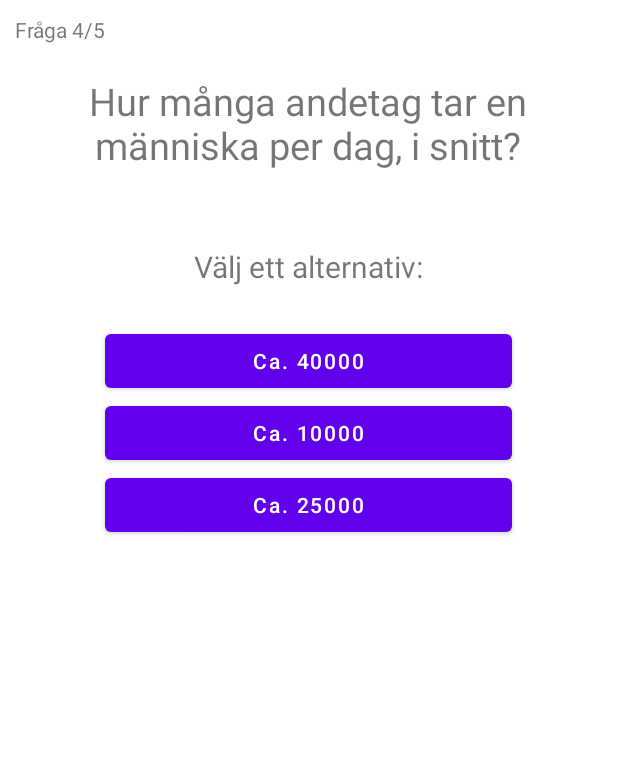
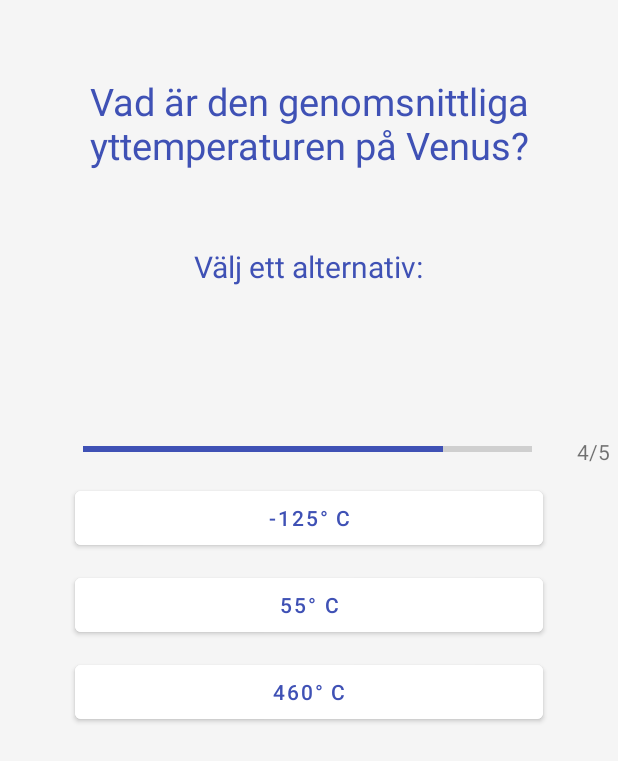
Before and after one commit to HenrikSjoe/Quizzly, an Android app: the MixedActivity screen opened directly, with no data from a screen before it, after a tap on "Barbara Millicent Roberts", on a phone screen of 412 x 824 dp. Shown: the top 761 px of the screen. Run offline under Robolectric (Android 15) with nearby library versions, the phone set to English and light mode, and no system bars; 2 other taps on this screen came first.

Commit message:
removed repetitive code

```diff
--- a/app/src/main/AndroidManifest.xml
+++ b/app/src/main/AndroidManifest.xml
@@ -9,6 +9,9 @@
         android:roundIcon="@mipmap/ic_launcher_round"
         android:supportsRtl="true"
         android:theme="@style/Theme.Quizzly">
+        <activity
+            android:name=".FlagsActivity"
+            android:exported="true" />
         <activity
             android:name=".ResultActivity"
             android:exported="true" />
--- a/app/src/main/java/com/example/quizzly/MixedActivity.kt
+++ b/app/src/main/java/com/example/quizzly/MixedActivity.kt
@@ -4,6 +4,7 @@ import android.content.Intent
 import android.os.Bundle
 import android.util.Log
 import android.widget.Button
+import android.widget.ProgressBar
 import android.widget.TextView
 import androidx.appcompat.app.AppCompatActivity
 
@@ -14,16 +15,21 @@ class MixedActivity : AppCompatActivity() {
     lateinit var btn2: Button
     lateinit var btn3: Button
     lateinit var qNr: TextView
-    var nr = 1
+    var numOfQ = 0
+
     var correctAnswers = 0
     var questionsList = mutableListOf<Questions>()
-    var q1Answers = mutableListOf<Answer>()
+    lateinit var progressBar : ProgressBar
+
 
 
     override fun onCreate(savedInstanceState: Bundle?) {
         super.onCreate(savedInstanceState)
         setContentView(R.layout.activity_mixed)
         supportActionBar?.hide()
+
+
+        progressBar = findViewById(R.id.progressBar)
 
         setQuestion = findViewById(R.id.questionTextView)
 
@@ -43,18 +49,81 @@ class MixedActivity : AppCompatActivity() {
         startActivity(intent)
     }
 
+    fun shuffleQs() {
+        questionsList.shuffle()
+
+    }
+
+    fun setQs() {
+
+
+
+        progressBar.incrementProgressBy(20)
+
+
+
+        qNr.text = "${numOfQ+1}/5"
+
+        val question = questionsList[numOfQ]
+
+        question.answers.shuffle()
+
+        setQuestion.text = question.question
+
+        btn1.text = questionsList[numOfQ].answers[0].answer
+        btn2.text = questionsList[numOfQ].answers[1].answer//q1Answers[1].answer
+        btn3.text = questionsList[numOfQ].answers[2].answer//q1Answers[2].answer
+
+        btn1.setOnClickListener {
+            if (questionsList[numOfQ].answers[0].isCorrect) {
+                correctAnswers++}
+
+            numOfQ++
+
+                if (numOfQ == 5) {
+                    startResultActivity()
+                } else {
+                    setQs()
+                }
+            }
+
+
+        btn2.setOnClickListener() {
+
+            if (questionsList[numOfQ].answers[1].isCorrect) {
+                correctAnswers++}
+            numOfQ++
+
+                if (numOfQ == 5) {
+                    startResultActivity()
+                } else {
+                    setQs()
+                }
+            }
+
+
+        btn3.setOnClickListener() {
+
+            if (questionsList[numOfQ].answers[2].isCorrect) {
+                correctAnswers++
+            }
+            numOfQ ++
+            if (numOfQ == 5){
+                startResultActivity()
+            } else {
+                setQs()
+            }
+        }
+    }
+
+
+
         fun addQs() {
-
-        questionsList = mutableListOf<Questions>()
-
-        q1Answers = mutableListOf(
+            val q1Answers = mutableListOf(
                 Answer("Barbara Millicent Roberts", true),
                 Answer("Barbie McKen", false),
                 Answer("Barbie Doll", false)
             )
-
-        val q1 = Questions(1, "Vad heter Barbie?", q1Answers)
-        questionsList.add(q1)
 
             val q2Answers = mutableListOf(
                 Answer("Sålde begagnade möbler", true),
@@ -62,223 +131,71 @@ class MixedActivity : AppCompatActivity() {
                 Answer("Mångsysslare", false)
             )
 
-        val q2 = Questions(2, "Vad angav Al Capones visitkort att han jobbade med?", q2Answers)
-        questionsList.add(q2)
-
             val q3Answers = mutableListOf(
                 Answer("Ca. 25000", true),
                 Answer("Ca. 10000", false),
                 Answer("Ca. 40000", false)
             )
 
-        val q3 = Questions(3, "Hur många andetag tar en människa per dag, i snitt?", q3Answers)
-        questionsList.add(q3)
-
             val q4Answers = mutableListOf(
                 Answer("Fransk", true),
                 Answer("Belgisk", false),
                 Answer("Schweizisk", false)
             )
-
-        val q4 = Questions(4, "Vilken nationalitet hade konstnären Henri Matisse?", q4Answers)
-        questionsList.add(q4)
-
             val q5Answers = mutableListOf(
                 Answer("År 1206", true),
                 Answer("201 f.Kr", false),
                 Answer("År 301", false)
             )
 
-        val q5 = Questions(5, "Vilket år påbörjade Djinghis Khan sin erövring av Asien?", q5Answers)
-        questionsList.add(q5)
+            val q6Answers = mutableListOf(
+                Answer("Ag", true),
+                Answer("Au", false),
+                Answer("Si", false)
+            )
 
-    }
+            val q7Answers = mutableListOf(
+                Answer("3", true),
+                Answer("1", false),
+                Answer("2", false)
+            )
 
-    fun shuffleQs() {
-        questionsList.shuffle()
+            val q8Answers = mutableListOf(
+                Answer("460° C", true),
+                Answer("55° C", false),
+                Answer("-125° C", false)
+            )
 
-    }
+            val q9Answers = mutableListOf(
+                Answer("Ian Fleming", true),
+                Answer("George Lazenby", false),
+                Answer("John le Carré", false)
+            )
 
-    fun setQs() {
+            val q10Answers = mutableListOf(
+                Answer("50", true),
+                Answer("45", false),
+                Answer("47", false)
+            )
 
-        qNr.text = "Fråga $nr/5"
+            questionsList.add(Questions(1, "Vad är dockan, Barbies, fulla namn?", q1Answers))
 
-        val question = questionsList[0]
+            questionsList.add(Questions(2, "Vad angavs på Al Capones visitkort att han jobbade med?", q2Answers))
 
-        question.answers!!.shuffle()
+            questionsList.add(Questions(3, "Hur många andetag tar en människa per dag, i snitt?", q3Answers))
 
-        setQuestion.text = question.question
+            questionsList.add(Questions(4, "Vilken nationalitet hade konstnären Henri Matisse?", q4Answers))
 
-        btn1.text = questionsList[0].answers!![0].answer
-        btn2.text = questionsList[0].answers!![1].answer//q1Answers[1].answer
-        btn3.text = questionsList[0].answers!![2].answer//q1Answers[2].answer
+            questionsList.add(Questions(5,"Vilket år påbörjade Djinghis Khan sin erövring av Asien?", q5Answers))
 
-        btn1.setOnClickListener() {
-            Log.d("!!!", "${questionsList.size}")
-            if (questionsList[0].answers!![0].isCorrect) {
-                correctAnswers++
-            }
-            setQ2()
-        }
+            questionsList.add(Questions(6,"Vad är det kemiska tecknet för silver?", q6Answers))
 
-        btn2.setOnClickListener() {
-            if (questionsList[0].answers!![1].isCorrect) {
-                correctAnswers++
-            }
-            setQ2()
-        }
+            questionsList.add(Questions(7, "Hur många hjärtan har en bläckfisk?", q7Answers))
 
-        btn3.setOnClickListener() {
-            if (questionsList[0].answers!![2].isCorrect) {
-                correctAnswers++
-            }
-            setQ2()
+            questionsList.add(Questions(8, "Vad är den genomsnittliga yttemperaturen på Venus?", q8Answers))
+
+            questionsList.add(Questions(9, "Vem skrev böckerna om James Bond?", q9Answers))
+
+            questionsList.add(Questions(10, "Hur gammal blev Michael Jackson?", q10Answers))
         }
 }
-
-    fun setQ2() {
-        val question = questionsList[1]
-
-        nr++
-        qNr.text = "Fråga $nr/5"
-
-        question.answers!!.shuffle()
-
-        setQuestion.text = question.question
-
-        btn1.text = questionsList[1].answers!![0].answer
-        btn2.text = questionsList[1].answers!![1].answer//q1Answers[1].answer
-        btn3.text = questionsList[1].answers!![2].answer//q1Answers[2].answer
-
-        btn1.setOnClickListener() {
-            Log.d("!!!", "${questionsList.size}")
-            if (questionsList[1].answers!![0].isCorrect) {
-                correctAnswers++
-            }
-            setQ3()
-        }
-
-        btn2.setOnClickListener() {
-            if (questionsList[1].answers!![1].isCorrect) {
-                correctAnswers++
-            }
-            setQ3()
-        }
-
-        btn3.setOnClickListener() {
-            if (questionsList[1].answers!![2].isCorrect) {
-                correctAnswers++
-            }
-            setQ3()
-        }
-    }
-
-    fun setQ3() {
-        val question = questionsList[2]
-
-        nr++
-        qNr.text = "Fråga $nr/5"
-
-        question.answers!!.shuffle()
-
-        setQuestion.text = question.question
-
-        btn1.text = questionsList[2].answers!![0].answer
-        btn2.text = questionsList[2].answers!![1].answer//q1Answers[1].answer
-        btn3.text = questionsList[2].answers!![2].answer//q1Answers[2].answer
-
-        btn1.setOnClickListener() {
-            Log.d("!!!", "${questionsList.size}")
-            if (questionsList[2].answers!![0].isCorrect) {
-                correctAnswers++
-            }
-            setQ4()
-        }
-
-        btn2.setOnClickListener() {
-            if (questionsList[2].answers!![1].isCorrect) {
-                correctAnswers++
-            }
-            setQ4()
-        }
-
-        btn3.setOnClickListener() {
-            if (questionsList[2].answers!![2].isCorrect) {
-                correctAnswers++
-            }
-            setQ4()
-        }
-    }
-
-    fun setQ4() {
-        val question = questionsList[3]
-        nr++
-        qNr.text = "Fråga $nr/5"
-
-        question.answers!!.shuffle()
-
-        setQuestion.text = question.question
-
-        btn1.text = questionsList[3].answers!![0].answer
-        btn2.text = questionsList[3].answers!![1].answer//q1Answers[1].answer
-        btn3.text = questionsList[3].answers!![2].answer//q1Answers[2].answer
-
-        btn1.setOnClickListener() {
-            Log.d("!!!", "${questionsList.size}")
-            if (questionsList[3].answers!![0].isCorrect) {
-                correctAnswers++
-            }
-            setQ5()
-        }
-
-        btn2.setOnClickListener() {
-            if (questionsList[3].answers!![1].isCorrect) {
-                correctAnswers++
-            }
-            setQ5()
-        }
-
-        btn3.setOnClickListener() {
-            if (questionsList[3].answers!![2].isCorrect) {
-                correctAnswers++
-            }
-            setQ5()
-        }
-    }
-
-    fun setQ5() {
-        val question = questionsList[4]
-        nr++
-        qNr.text = "Fråga $nr/5"
-
-        question.answers!!.shuffle()
-
-        setQuestion.text = question.question
-
-        btn1.text = questionsList[4].answers!![0].answer
-        btn2.text = questionsList[4].answers!![1].answer//q1Answers[1].answer
-        btn3.text = questionsList[4].answers!![2].answer//q1Answers[2].answer
-
-        btn1.setOnClickListener() {
-            Log.d("!!!", "${questionsList.size}")
-            if (questionsList[4].answers!![0].isCorrect) {
-                correctAnswers++
-            }
-            startResultActivity()
-        }
-
-        btn2.setOnClickListener() {
-            if (questionsList[4].answers!![1].isCorrect) {
-                correctAnswers++
-            }
-            startResultActivity()
-        }
-
-        btn3.setOnClickListener() {
-            if (questionsList[4].answers!![2].isCorrect) {
-                correctAnswers++
-            }
-            startResultActivity()
-        }
-    }
-}
--- a/app/src/main/java/com/example/quizzly/Questions.kt
+++ b/app/src/main/java/com/example/quizzly/Questions.kt
@@ -2,7 +2,7 @@ package com.example.quizzly
 
 class Questions ( val id: Int,
                   val question: String?,
-                  val answers: MutableList<Answer>?, // or You can add them as 4 separate answer objects
+                  val answers: MutableList<Answer>
 
 )
 
--- a/app/src/main/res/layout/activity_mixed.xml
+++ b/app/src/main/res/layout/activity_mixed.xml
@@ -4,10 +4,11 @@
 <androidx.constraintlayout.widget.ConstraintLayout xmlns:android="http://schemas.android.com/apk/res/android"
     xmlns:app="http://schemas.android.com/apk/res-auto"
     xmlns:tools="http://schemas.android.com/tools"
-    android:layout_width="wrap_content"
-    android:layout_height="wrap_content"
+    android:layout_width="match_parent"
+    android:layout_height="match_parent"
+    android:background="#F5F5F5"
+    android:outlineProvider="bounds"
     tools:context=".MixedActivity">
-
 
 
         <TextView
@@ -19,6 +20,7 @@
             android:layout_marginEnd="10dp"
             android:text="TextView"
             android:textAlignment="center"
+            android:textColor="#3F51B5"
             android:textSize="25sp"
             app:layout_constraintEnd_toEndOf="parent"
             app:layout_constraintStart_toStartOf="parent"
@@ -30,6 +32,7 @@
             android:layout_height="wrap_content"
             android:layout_marginTop="50dp"
             android:text="@string/pickOption"
+            android:textColor="#3F51B5"
             android:textSize="20sp"
             app:layout_constraintEnd_toEndOf="parent"
             app:layout_constraintStart_toStartOf="parent"
@@ -37,47 +40,70 @@
 
         <Button
             android:id="@+id/option1"
-            android:layout_width="0dp"
+            android:layout_width="312dp"
             android:layout_height="wrap_content"
-            android:layout_marginStart="70dp"
-            android:layout_marginTop="25dp"
-            android:layout_marginEnd="70dp"
+            android:layout_marginTop="14dp"
+            android:backgroundTint="#FFFF"
             android:text="Button"
             android:textAllCaps="false"
+            android:textColor="#3F51B5"
             app:layout_constraintEnd_toEndOf="parent"
             app:layout_constraintStart_toStartOf="parent"
-            app:layout_constraintTop_toBottomOf="@+id/pickOptionTextView" />
+            app:layout_constraintTop_toBottomOf="@+id/progressBar" />
 
         <Button
             android:id="@+id/option2"
-            android:layout_width="271dp"
+            android:layout_width="0dp"
             android:layout_height="wrap_content"
+            android:layout_marginStart="50dp"
+            android:layout_marginTop="10dp"
+            android:layout_marginEnd="50dp"
+            android:backgroundTint="#FFFF"
             android:text="Button"
             android:textAllCaps="false"
-            app:layout_constraintEnd_toEndOf="@+id/option1"
-            app:layout_constraintStart_toStartOf="@+id/option1"
+            android:textColor="#3F51B5"
+            app:layout_constraintEnd_toEndOf="parent"
+            app:layout_constraintStart_toStartOf="parent"
             app:layout_constraintTop_toBottomOf="@+id/option1" />
 
         <Button
             android:id="@+id/option3"
-            android:layout_width="271dp"
+            android:layout_width="0dp"
             android:layout_height="wrap_content"
+            android:layout_marginStart="50dp"
+            android:layout_marginTop="10dp"
+            android:layout_marginEnd="50dp"
+            android:backgroundTint="#FFFF"
             android:text="Button"
             android:textAllCaps="false"
-            app:layout_constraintEnd_toEndOf="@+id/option1"
-            app:layout_constraintStart_toStartOf="@+id/option1"
+            android:textColor="#3F51B5"
+            app:layout_constraintEnd_toEndOf="parent"
+            app:layout_constraintStart_toStartOf="parent"
             app:layout_constraintTop_toBottomOf="@+id/option2" />
 
         <TextView
             android:id="@+id/qNrTextView"
             android:layout_width="wrap_content"
             android:layout_height="wrap_content"
-            android:layout_marginStart="10dp"
-            android:layout_marginTop="10dp"
+            android:layout_marginTop="100dp"
+            android:layout_marginEnd="5dp"
             android:text="TextView"
+            app:layout_constraintEnd_toEndOf="parent"
+            app:layout_constraintTop_toBottomOf="@+id/pickOptionTextView" />
+
+        <ProgressBar
+            android:id="@+id/progressBar"
+            style="?android:attr/progressBarStyleHorizontal"
+            android:layout_width="0dp"
+            android:layout_height="wrap_content"
+            android:layout_marginStart="55dp"
+            android:layout_marginTop="100dp"
+            android:layout_marginEnd="30dp"
+            android:outlineProvider="bounds"
+            android:progressTint="#3F51B5"
+            app:layout_constraintEnd_toStartOf="@+id/qNrTextView"
             app:layout_constraintStart_toStartOf="parent"
-            app:layout_constraintTop_toTopOf="parent" />
-
+            app:layout_constraintTop_toBottomOf="@+id/pickOptionTextView" />
 
 
 </androidx.constraintlayout.widget.ConstraintLayout>
--- a/app/src/main/res/values/strings.xml
+++ b/app/src/main/res/values/strings.xml
@@ -3,7 +3,7 @@
     <string name="headline">Välkommen till Quizzly!</string>
     <string name="categoryTextView">Välj en kategori:</string>
     <string name="mixedQs">Blandade frågor</string>
-    <string name="geographyQs">Geografifrågor</string>
+    <string name="flagQs">Flaggor</string>
     <string name="sportQs">Sportfrågor</string>
     <string name="pickOption">Välj ett alternativ:</string>
 </resources>
```
Also changed, not shown: app/src/main/java/com/example/quizzly/FlagsActivity.kt (added, +11 -0 lines), app/src/main/java/com/example/quizzly/MainActivity.kt (+12 -3 lines), app/src/main/res/layout/activity_flags.xml (added, +83 -0 lines), app/src/main/res/layout/activity_main.xml (+23 -6 lines), app/src/main/res/drawable-v24/background.jpeg, app/src/main/res/drawable-v24/bear2.jpeg (added), app/src/main/res/drawable-v24/sverige.png (added). Lines whose indentation alone changed are shown as unchanged.
